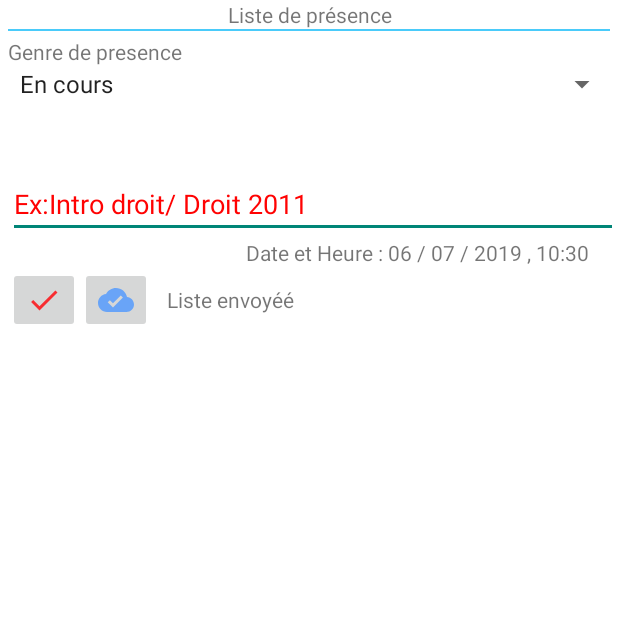
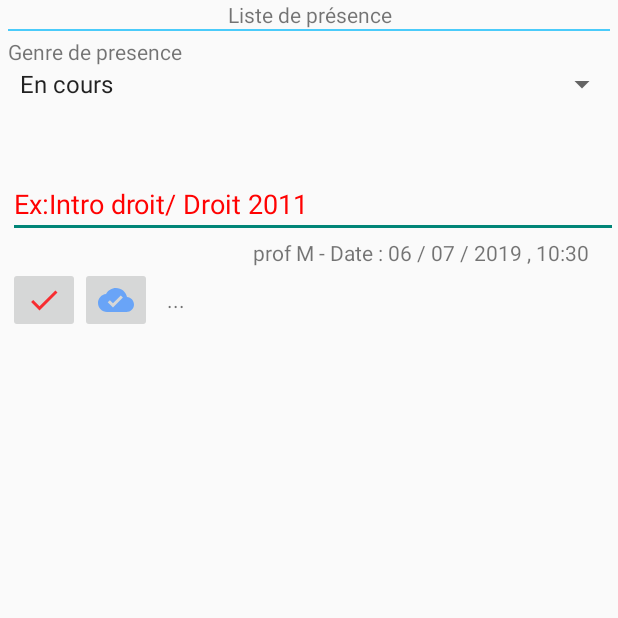
Before and after one commit to andymub/ssmarty_UV, an Android app: the Activity_liste_presence screen opened directly, with no data from a screen before it, after a tap on an icon or button, on a phone screen of 412 x 824 dp, the top half of it. Run offline under Robolectric (Android 15) with nearby library versions, the phone set to English and light mode, and no system bars; 1 statement that could not run was skipped; 2 other taps on this screen came first.

Commit message:
sqlite -save list

```diff
--- a/app/src/main/java/ssmarty/univ/Activity_liste_presence.java
+++ b/app/src/main/java/ssmarty/univ/Activity_liste_presence.java
@@ -1,6 +1,10 @@
 package ssmarty.univ;
 
 import android.annotation.SuppressLint;
+import android.app.AlertDialog;
+import android.content.Context;
+import android.content.DialogInterface;
+import android.database.sqlite.SQLiteDatabase;
 import android.graphics.Color;
 import android.media.AudioManager;
 import android.media.Ringtone;
@@ -10,7 +14,7 @@ import android.net.Uri;
 import android.os.Handler;
 import android.support.v7.app.AppCompatActivity;
 import android.os.Bundle;
-import android.view.SoundEffectConstants;
+import android.util.Log;
 import android.view.View;
 import android.view.ViewGroup;
 import android.widget.AdapterView;
@@ -25,11 +29,15 @@ import android.widget.Spinner;
 import android.widget.TextView;
 import android.widget.Toast;
 
+import java.io.File;
 import java.text.SimpleDateFormat;
 import java.util.ArrayList;
 import java.util.Arrays;
 import java.util.Calendar;
 import java.util.List;
+
+import ssmarty.univ.helper.DatabaseHelper;
+
 
 public class Activity_liste_presence extends AppCompatActivity {
     ListView myListview;
@@ -39,18 +47,26 @@ public class Activity_liste_presence extends AppCompatActivity {
     int value=0;
     ToneGenerator toneGen1;
     private RelativeLayout relaLayout_presence;
-    String[] ListElements = new String[] {
-            "-   -   -",
+    String[] ListElements=new String[] {
     };
 
-
+    private DatabaseHelper db;
     //RECORDING HOW MANY TIMES THE BUTTON HAS BEEN CLICKED
     int clickCounter=0;
-
-    private TextView txtdate,messageEvolution;
+    private TextView txtExpediteurDate,messageEvolution;
     Spinner spinnerTypePresence;
     ImageButton btnStartList,sendToCloud;
     int i=1;
+   // public String DATABASE_NAME1 =  getResources().getString(R.string.database_name_sqlite);
+    String receieveOk,nomDuProf;
+    SQLiteDatabase mDatabase;
+
+    public static final String TABLE_NAME = "Listes";
+    public static final String COLUMN_ID = "id";
+    public static final String COLUMN_N0M_DATE = "Nom_Date";
+    public static final String COLUMN_TYPE_INTITULE = "Type";
+    public static final String COLUMN_LISTE = "Liste";
+    public static final String COLUMN_ETAT = "Etat";
     private EditText edittxtAutreRainson,editxtIntutuleListe;
     @SuppressLint("ResourceType")
     @Override
@@ -58,7 +74,7 @@ public class Activity_liste_presence extends AppCompatActivity {
         super.onCreate(savedInstanceState);
         setContentView(R.layout.activity_liste_presence);
         relaLayout_presence=findViewById(R.id.relaLayout_presence);
-        txtdate=findViewById(R.id.txtdate);
+        txtExpediteurDate =findViewById(R.id.txtdate);
         spinnerTypePresence=findViewById(R.id.spinnerType);
         edittxtAutreRainson=findViewById(R.id.edtxtAutrerainson);
         editxtIntutuleListe=findViewById(R.id.editxtObjet);
@@ -70,6 +86,18 @@ public class Activity_liste_presence extends AppCompatActivity {
         myListview = (ListView) findViewById(R.id.listView_presence);
         myListview.setBackgroundResource(R.color.WHITE_nfc);
         scrollListePresence = findViewById(R.id.scroll_liste_presence);
+
+        //SQLITE
+        //opening the database
+        mDatabase = openOrCreateDatabase(MainActivity.DATABASE_NAME, MODE_PRIVATE, null);
+        db = new DatabaseHelper(this);
+        createEmployeeTable();
+        //Todo nom prof from sqlite
+        nomDuProf="prof M";
+
+        //Storing data in DB
+        // get Instance of Database Adapter
+
 
         //Set Inivible scrollView
         scrollListePresence.setVisibility(View.INVISIBLE);
@@ -113,7 +141,7 @@ public class Activity_liste_presence extends AppCompatActivity {
         myListview.setAdapter(adapter);
 
         //get date and hour
-        getCurrentDate();
+        getCurrentDate(nomDuProf);
         //spinner ste onclick
         spinnerTypePresence.setOnItemSelectedListener(new AdapterView.OnItemSelectedListener() {
             @Override
@@ -158,22 +186,42 @@ public class Activity_liste_presence extends AppCompatActivity {
                 if(edittxtAutreRainson.getVisibility() == View.VISIBLE){
                     edittxtAutreRainson.setEnabled(false);
                 }
+
+
                 }
             }
         });
+
         sendToCloud.setOnClickListener(new View.OnClickListener() {
             @Override
             public void onClick(View v) {
+                String typeEtINtitule;
+                if (spinnerTypePresence.getSelectedItem().toString().equals("Autre"))
+                {
+                    typeEtINtitule=edittxtAutreRainson.getText().toString()+"/"+editxtIntutuleListe.getText().toString();
+                }else{
+                    typeEtINtitule=spinnerTypePresence.getSelectedItem().toString()+"/"+editxtIntutuleListe.getText().toString();
+
+                }
                 if (i==1){
 
                     sendToCloud.setImageResource(R.drawable.ic_cloud_done_black_24dp);
-                    messageEvolution.setText("Liste envoyéé");
+                   // messageEvolution.setText("Liste envoyéé");
+                    String f=setListMyDB(txtExpediteurDate.getText().toString(),
+                            typeEtINtitule,convertListToString(ListElementsArrayList),"oui");
+                    sendToCloud.setEnabled(false);
                     i++;
+                   // f=f+"";
                 }
                 else {
                     sendToCloud.setImageResource(R.drawable.ic_cloud_off_black_24dp);
                     messageEvolution.setText("Liste non envoyéé, stockéé dans Mes Listes");
+                    setListMyDB(txtExpediteurDate.getText().toString(),
+                            typeEtINtitule,convertListToString(ListElementsArrayList),"non");
+                    sendToCloud.setEnabled(false);
                 }
+
+
             }
 
         });
@@ -210,13 +258,49 @@ public class Activity_liste_presence extends AppCompatActivity {
 
     }
 
-    public void getCurrentDate() {
+    private static final String LIST_SEPARATOR = ",";
+
+    public static String convertListToString(List<String> stringList) {
+        StringBuilder stringBuilder = new StringBuilder();
+        for (String str : stringList) {
+            stringBuilder.append(str).append(LIST_SEPARATOR);
+        }
+
+        // Remove last separator
+        stringBuilder.setLength(stringBuilder.length() - LIST_SEPARATOR.length());
+
+        return stringBuilder.toString();
+    }
+
+    public static List<String> convertStringToList(String str) {
+        return Arrays.asList(str.split(LIST_SEPARATOR));
+    }
+
+    public String setListMyDB (String nomEtDateEditeur, String typeEtIntutile, String listeOfStudents, String etatDeList){
+       String rec= "Not save";
+        try {
+            addEmployee(nomEtDateEditeur,typeEtIntutile,listeOfStudents,etatDeList);
+            rec= "saved";
+        }catch (Exception ex)
+
+        {
+            Log.e("Er","Message "+ex.getMessage());
+         Toast.makeText(getApplicationContext(),"Message "+ex.getMessage(),Toast.LENGTH_LONG).show();
+        }
+
+//      Long rec= db.insert(nomEtDateEditeur,typeEtIntutile,listeOfStudents,etatDeList);
+
+        return rec.toString();
+    }
+    public void getCurrentDate(String nomDuProf) {
         Calendar calendar = Calendar.getInstance();
         SimpleDateFormat mdformat = new SimpleDateFormat("dd / MM / yyyy , HH:mm");
-        String strDate = "Date et Heure : " + mdformat.format(calendar.getTime());
-        txtdate.setText(strDate );
+        String strDate = nomDuProf+" - Date : " + mdformat.format(calendar.getTime());
+        txtExpediteurDate.setText(strDate );
     }
 
+    //this method will validate the fields
+    //dept does not need validation as it is a spinner and it cannot be empty
     public Boolean checkIfEditEmpty(){
         Boolean chk=true;
         if (editxtIntutuleListe.length()==0){
@@ -257,4 +341,35 @@ public class Activity_liste_presence extends AppCompatActivity {
 
         return chk;
     }
+    private static boolean doesDatabaseExist(Context context) {
+        File dbFile = context.getDatabasePath("ssmarty_univ");
+        return dbFile.exists();
+    }
+
+    //In this method we will do the create operation
+    private void addEmployee(String nomEtDateEditeur, String typeEtIntutile, String listeOfStudents, String etatDeList) {
+       // DatabaseHelper DatabaseHelper=new DatabaseHelper(getApplicationContext());
+        //DatabaseHelper.onCreate();
+        String insertSQL = "INSERT INTO Listes \n" +
+                "(Nom_Date, Type, Liste, Etat)\n" +
+                "VALUES \n" +
+                "(?, ?, ?, ?);";
+        //using the same method execsql for inserting values
+        //this time it has two parameters
+        //first is the sql string and second is the parameters that is to be binded with the query
+        mDatabase.execSQL(insertSQL, new String[]{nomEtDateEditeur, typeEtIntutile, listeOfStudents, etatDeList});
+
+        Toast.makeText(this, "Employee Added Successfully", Toast.LENGTH_SHORT).show();
+    }
+    private void createEmployeeTable() {
+        mDatabase.execSQL(
+                "CREATE TABLE IF NOT EXISTS "+ TABLE_NAME + "( "
+                        + COLUMN_ID + " INTEGER PRIMARY KEY AUTOINCREMENT,"
+                        + COLUMN_N0M_DATE + " TEXT,"
+                        + COLUMN_TYPE_INTITULE + " TEXT,"
+                        + COLUMN_LISTE + " TEXT,"
+                        + COLUMN_ETAT + " TEXT"+" )"
+        );
+        Toast.makeText(getApplicationContext(),"OK",Toast.LENGTH_LONG).show();
+    }
 }
--- a/app/src/main/java/ssmarty/univ/TabFacCommuni.java
+++ b/app/src/main/java/ssmarty/univ/TabFacCommuni.java
@@ -11,13 +11,9 @@ import android.widget.Spinner;
 import android.widget.TextView;
 import android.widget.Toast;
 
-import java.text.SimpleDateFormat;
 import java.util.ArrayList;
 
-import java.util.ArrayList;
-import java.util.Calendar;
-
-import ssmarty.univ.get_local_info.getCurrentDate;
+import ssmarty.univ.time.getCurrentDate;
 
 public class TabFacCommuni extends AppCompatActivity {
     private Spinner spinnerSelecteFac;
--- a/app/src/main/java/ssmarty/univ/TabUnivCommuni.java
+++ b/app/src/main/java/ssmarty/univ/TabUnivCommuni.java
@@ -8,7 +8,7 @@ import android.widget.ImageButton;
 import android.widget.TextView;
 import android.widget.Toast;
 
-import ssmarty.univ.get_local_info.getCurrentDate;
+import ssmarty.univ.time.getCurrentDate;
 
 public class TabUnivCommuni extends AppCompatActivity {
     private EditText objectMessage, messageTextFac;
--- a/app/src/main/java/ssmarty/univ/get_local_info/getCurrentDate.java
+++ b/app/src/main/java/ssmarty/univ/time/getCurrentDate.java
@@ -1,4 +1,4 @@
-package ssmarty.univ.get_local_info;
+package ssmarty.univ.time;
 
 import java.text.SimpleDateFormat;
 import java.util.Calendar;
--- /dev/null
+++ b/app/src/main/res/drawable/ic_visibility_black_24dp.xml
@@ -0,0 +1,5 @@
+<vector android:alpha="0.83" android:height="24dp"
+    android:viewportHeight="24.0" android:viewportWidth="24.0"
+    android:width="24dp" xmlns:android="http://schemas.android.com/apk/res/android">
+    <path android:fillColor="#FF000000" android:pathData="M12,4.5C7,4.5 2.73,7.61 1,12c1.73,4.39 6,7.5 11,7.5s9.27,-3.11 11,-7.5c-1.73,-4.39 -6,-7.5 -11,-7.5zM12,17c-2.76,0 -5,-2.24 -5,-5s2.24,-5 5,-5 5,2.24 5,5 -2.24,5 -5,5zM12,9c-1.66,0 -3,1.34 -3,3s1.34,3 3,3 3,-1.34 3,-3 -1.34,-3 -3,-3z"/>
+</vector>
--- a/app/src/main/res/layout/activity__my_list_prof.xml
+++ b/app/src/main/res/layout/activity__my_list_prof.xml
@@ -23,5 +23,11 @@
         android:layout_marginLeft="5dp"
         android:layout_marginRight="5dp"
         android:background="#4acbfa" />
+    <ListView
+        android:id="@+id/listView"
+        android:layout_below="@+id/hr1"
+        android:layout_width="match_parent"
+        android:layout_height="wrap_content" />
+
 
 </RelativeLayout>
--- a/app/src/main/res/values/strings.xml
+++ b/app/src/main/res/values/strings.xml
@@ -32,4 +32,5 @@
         <item>Examen</item>
         <item>Autre</item>
     </string-array>
+    <string name="database_name_sqlite">ssmarty_univ</string>
 </resources>
```
Also changed, not shown: app/src/main/java/ssmarty/univ/MainActivity.java (+7 -1 lines), app/src/main/java/ssmarty/univ/database/adapter/ListAdapter.java (added, +87 -0 lines), app/src/main/java/ssmarty/univ/database/model/listViewModel.java (added, +79 -0 lines), app/src/main/java/ssmarty/univ/helper/DatabaseHelper.java (added, +114 -0 lines), app/src/main/res/layout/my_custom_list_prof.xml (added, +56 -0 lines).
